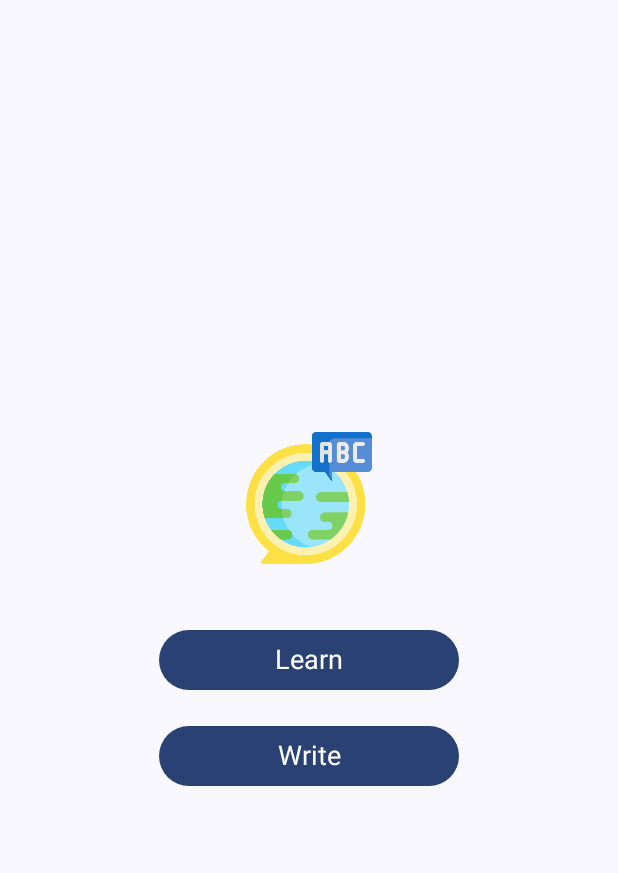
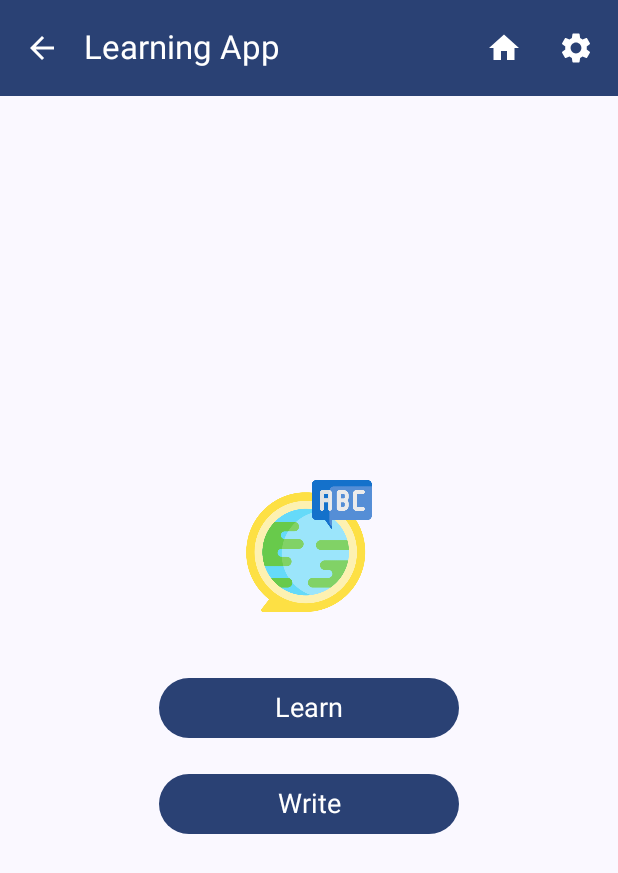
Before and after one commit to hbui138/Learning_App_Mobile_Computing_2024, an Android app built with Jetpack Compose: the screen it shows after launch (MainActivity), on a phone screen of 412 x 824 dp. Shown: the top 873 px of the screen. Run offline under Robolectric (Android 15) with nearby library versions, the light colour scheme and no system bars.

Commit message:
add appbar, appbar buttons and setting page
added appbar with 3 buttons: return, home and setting.
buttons have circular navigation prevention.
addded dummy setting page.

```diff
--- a/app/src/main/java/com/example/learningapp/MainActivity.kt
+++ b/app/src/main/java/com/example/learningapp/MainActivity.kt
@@ -5,10 +5,15 @@ import androidx.activity.ComponentActivity
 import androidx.activity.compose.setContent
 import androidx.activity.enableEdgeToEdge
 import androidx.compose.foundation.layout.Column
-import androidx.compose.foundation.layout.fillMaxSize
 import androidx.compose.foundation.layout.padding
 import androidx.compose.foundation.layout.systemBarsPadding
+import androidx.compose.material.icons.Icons
+import androidx.compose.material.icons.automirrored.filled.ArrowBack
+import androidx.compose.material.icons.filled.Home
+import androidx.compose.material.icons.filled.Settings
 import androidx.compose.material3.ExperimentalMaterial3Api
+import androidx.compose.material3.Icon
+import androidx.compose.material3.IconButton
 import androidx.compose.material3.MaterialTheme
 import androidx.compose.material3.Scaffold
 import androidx.compose.material3.Surface
@@ -17,10 +22,6 @@ import androidx.compose.material3.TopAppBar
 import androidx.compose.material3.TopAppBarDefaults
 import androidx.compose.runtime.Composable
 import androidx.compose.ui.Modifier
-import androidx.compose.ui.text.font.FontWeight
-import androidx.compose.ui.text.style.TextAlign
-import androidx.compose.ui.tooling.preview.Preview
-import androidx.compose.ui.unit.sp
 import androidx.navigation.compose.rememberNavController
 import com.example.learningapp.ui.theme.LearningAppTheme
 
@@ -38,11 +39,67 @@ class MainActivity : ComponentActivity() {
     }
 }
 
+
 @OptIn(ExperimentalMaterial3Api::class)
 @Composable
 fun MyApp() {
     val navController = rememberNavController()
-    Scaffold () { innerPadding ->
+    Scaffold (
+        topBar = {
+            TopAppBar(
+                title = { Text("Learning App") },
+                // Back button
+                navigationIcon = {
+                    IconButton(onClick = {
+                        val currentRoute = navController.currentDestination?.route
+                        when (currentRoute) {
+                            Screen.Settings.route,
+                            Screen.LearnMenu.route,
+                            Screen.WriteMenu.route -> {
+                                navController.popBackStack(
+                                    Screen.Menu.route,
+                                    inclusive = false
+                                )
+                            }
+                            else -> {
+                                navController.navigateUp()
+                            }
+                        }
+                    }) {
+                        Icon(
+                            imageVector = Icons.AutoMirrored.Filled.ArrowBack,
+                            contentDescription = "Back"
+                        )
+                    }
+                },
+                // Two action buttons
+                actions = {
+                    IconButton(onClick = { navController.navigate(Screen.Menu.route) }) {
+                        Icon(Icons.Filled.Home, "Menu")
+                    }
+                    IconButton(onClick = {
+                        val currentRoute = navController.currentDestination?.route
+                        if (currentRoute == Screen.Settings.route) {
+                            navController.navigate(Screen.Menu.route) {
+                                popUpTo(Screen.Menu.route) { inclusive = true }
+                            }
+                        } else {
+                            navController.navigate(Screen.Settings.route)
+                        }
+                    }) {
+                        Icon(Icons.Filled.Settings, "Settings")
+                    }
+                },
+                // top app bar color
+                colors = TopAppBarDefaults.topAppBarColors(
+                    containerColor = MaterialTheme.colorScheme.primary,
+                    titleContentColor = MaterialTheme.colorScheme.onPrimary,
+                    navigationIconContentColor = MaterialTheme.colorScheme.onPrimary,
+                    actionIconContentColor = MaterialTheme.colorScheme.onPrimary
+                )
+            )
+        }
+    ) { innerPadding ->
         Column (
             modifier = Modifier.padding(innerPadding),
         ) {
@@ -50,6 +107,5 @@ fun MyApp() {
                 navController = navController
             )
         }
-
     }
 }
--- a/app/src/main/java/com/example/learningapp/NavHost.kt
+++ b/app/src/main/java/com/example/learningapp/NavHost.kt
@@ -5,15 +5,17 @@ import androidx.compose.ui.Modifier
 import androidx.navigation.NavHostController
 import androidx.navigation.compose.NavHost
 import androidx.navigation.compose.composable
-import com.example.languagelearningapp.ui.LearnScreen
+import com.example.learningapp.ui.LearnScreen
 import com.example.learningapp.ui.MenuScreen
 import com.example.learningapp.ui.WriteScreen
+import com.example.learningapp.ui.SettingsScreen
 
 // Define routes as a sealed class
 sealed class Screen(val route: String) {
-    object Menu : Screen("menu")
-    object LearnMenu : Screen("learnMenu")
-    object WriteMenu : Screen("writeMenu")
+    data object Menu : Screen("menu")
+    data object LearnMenu : Screen("learnMenu")
+    data object WriteMenu : Screen("writeMenu")
+    data object Settings : Screen("settings")
 }
 
 @Composable
@@ -33,5 +35,8 @@ fun AppNavGraph(
         composable(Screen.WriteMenu.route) {
             WriteScreen(navController)
         }
+        composable(Screen.Settings.route) {
+            SettingsScreen(navController)
+        }
     }
 }
--- a/app/src/main/java/com/example/learningapp/ui/LearnMenu.kt
+++ b/app/src/main/java/com/example/learningapp/ui/LearnMenu.kt
@@ -1,5 +1,5 @@
 // LearnScreen.kt
-package com.example.languagelearningapp.ui
+package com.example.learningapp.ui
 
 import androidx.compose.foundation.layout.*
 import androidx.compose.material3.Button
@@ -9,7 +9,6 @@ import androidx.compose.ui.Alignment
 import androidx.compose.ui.Modifier
 import androidx.compose.ui.graphics.Color
 import androidx.compose.ui.text.TextStyle
-import androidx.compose.ui.tooling.preview.Preview
 import androidx.compose.ui.unit.dp
 import androidx.compose.ui.unit.sp
 import androidx.navigation.NavController
@@ -35,7 +34,7 @@ fun LearnScreen(navController: NavController) {
 
         // Display Letters (A-Z) in a dynamic horizontal row
         val letters = ('A'..'Z').toList() // List of letters from A to Z
-        var rowCount by remember { mutableStateOf(0) }
+        var rowCount by remember { mutableIntStateOf(0) }
 
         Column(
             modifier = Modifier.fillMaxWidth()
--- a/app/src/main/java/com/example/learningapp/ui/MenuScreen.kt
+++ b/app/src/main/java/com/example/learningapp/ui/MenuScreen.kt
@@ -10,7 +10,6 @@ import androidx.compose.runtime.Composable
 import androidx.compose.ui.Alignment
 import androidx.compose.ui.Modifier
 import androidx.compose.ui.res.painterResource
-import androidx.compose.ui.tooling.preview.Preview
 import androidx.compose.ui.unit.dp
 import androidx.navigation.NavController
 import com.example.learningapp.R
--- a/app/src/main/java/com/example/learningapp/ui/WriteMenu.kt
+++ b/app/src/main/java/com/example/learningapp/ui/WriteMenu.kt
@@ -9,7 +9,6 @@ import androidx.compose.ui.Alignment
 import androidx.compose.ui.Modifier
 import androidx.compose.ui.graphics.Color
 import androidx.compose.ui.text.TextStyle
-import androidx.compose.ui.tooling.preview.Preview
 import androidx.compose.ui.unit.dp
 import androidx.compose.ui.unit.sp
 import androidx.navigation.NavController
@@ -35,7 +34,7 @@ fun WriteScreen(navController: NavController) {
 
         // Display Letters (A-Z) in a dynamic horizontal row
         val letters = ('A'..'Z').toList() // List of letters from A to Z
-        var rowCount by remember { mutableStateOf(0) }
+        var rowCount by remember { mutableIntStateOf(0) }
 
         Column(
             modifier = Modifier.fillMaxWidth()
--- a/app/src/main/java/com/example/learningapp/ui/theme/Theme.kt
+++ b/app/src/main/java/com/example/learningapp/ui/theme/Theme.kt
@@ -1,7 +1,6 @@
 package com.example.learningapp.ui.theme
 
-import android.app.Activity
-import android.os.Build
+
 import androidx.compose.foundation.isSystemInDarkTheme
 import androidx.compose.material3.MaterialTheme
 import androidx.compose.material3.darkColorScheme
@@ -41,7 +40,7 @@ fun LearningAppTheme(
     content: @Composable () -> Unit
 ) {
     val colorScheme = when {
-        dynamicColor && Build.VERSION.SDK_INT >= Build.VERSION_CODES.S -> {
+        dynamicColor -> {
             val context = LocalContext.current
             if (darkTheme) dynamicDarkColorScheme(context) else dynamicLightColorScheme(context)
         }
```
Also changed, not shown: app/src/main/java/com/example/learningapp/ui/SettingsScreen.kt (added, +10 -0 lines).
